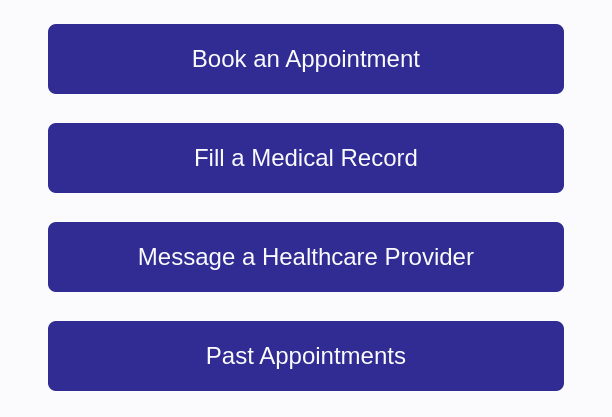
Qt form patientwindow.ui (Moaz-Allam-Flutter/Hospital_System) before a commit.
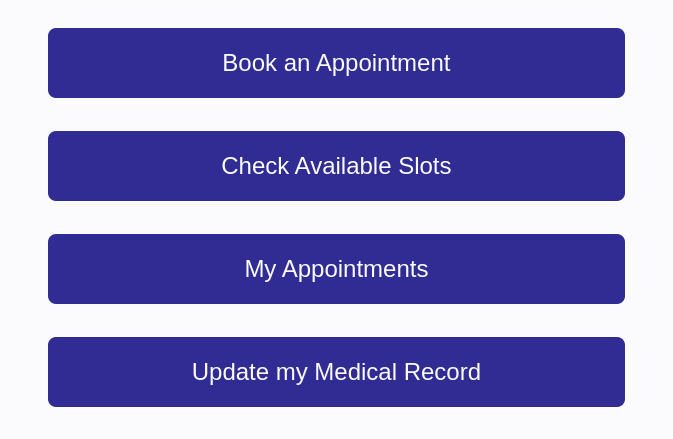
The same form after that commit.

```diff
--- a/patientwindow.ui
+++ b/patientwindow.ui
@@ -6,8 +6,8 @@
    <rect>
     <x>0</x>
     <y>0</y>
-    <width>612</width>
-    <height>417</height>
+    <width>673</width>
+    <height>439</height>
    </rect>
   </property>
   <property name="windowTitle">
@@ -55,21 +55,21 @@
    <item>
     <widget class="QPushButton" name="btnFillMedicalRecord">
      <property name="text">
-      <string>Fill a Medical Record</string>
+      <string>Check Available Slots</string>
      </property>
     </widget>
    </item>
    <item>
     <widget class="QPushButton" name="btnMessageHealthcareProvider">
      <property name="text">
-      <string>Message a Healthcare Provider</string>
+      <string>My Appointments</string>
      </property>
     </widget>
    </item>
    <item>
     <widget class="QPushButton" name="btnPastAppointments">
      <property name="text">
-      <string>Past Appointments</string>
+      <string>Update my Medical Record</string>
      </property>
     </widget>
    </item>
```
